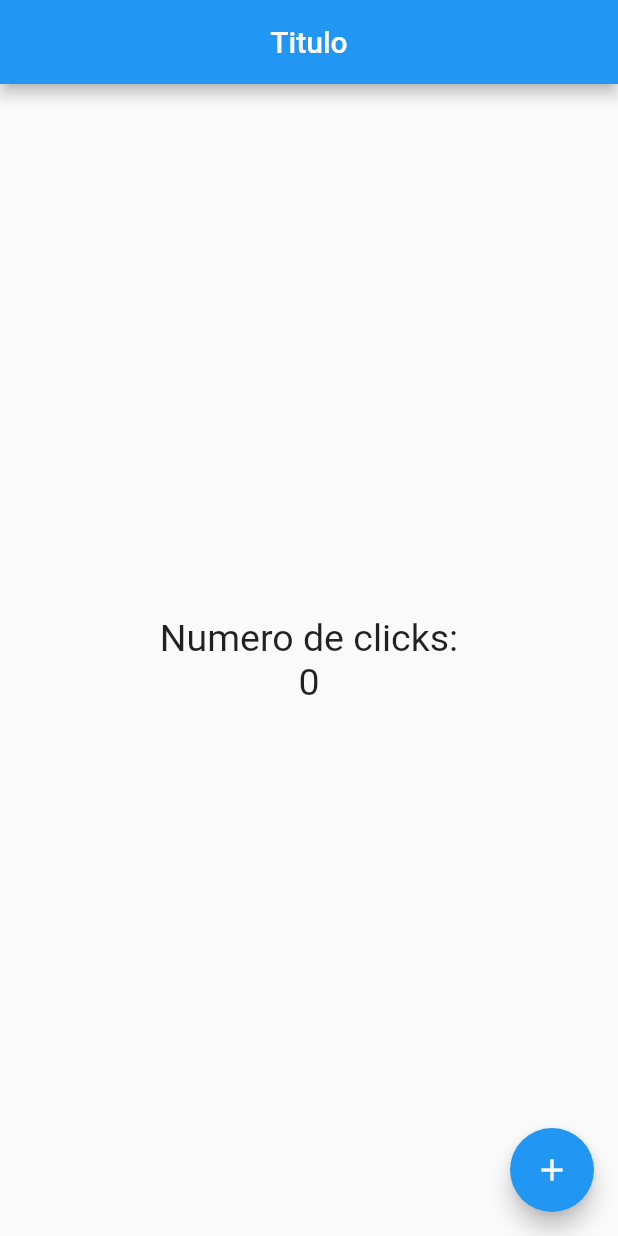
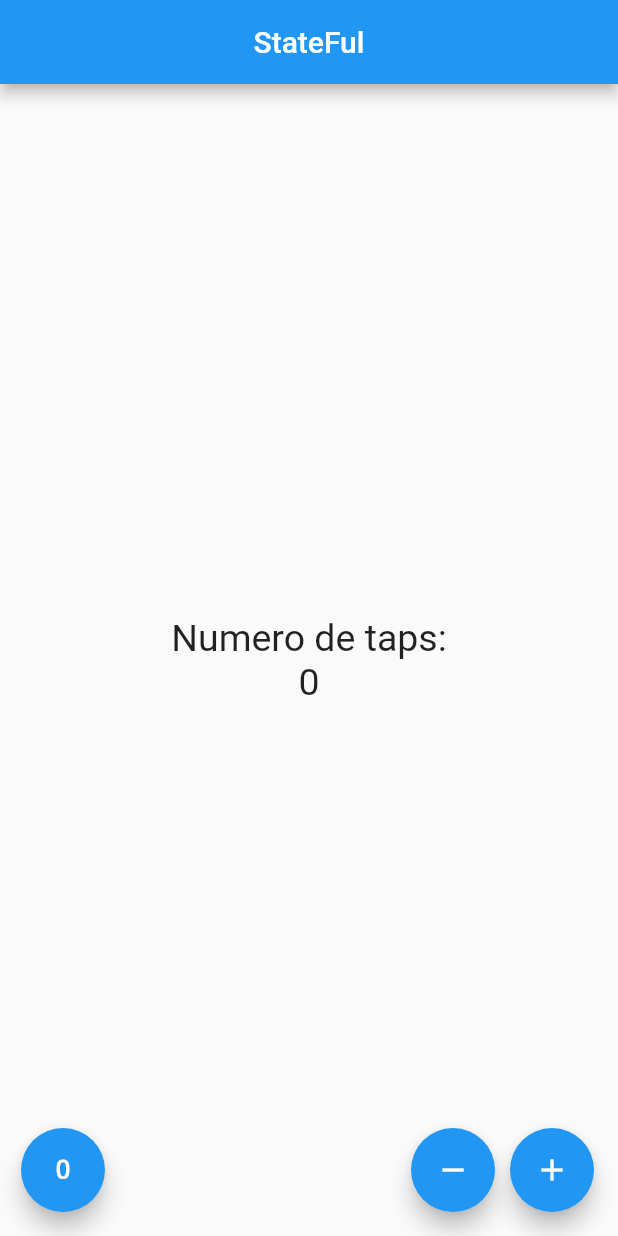
Before and after one commit to jrojasde/flutter-avance, a Flutter app: the screen it shows after launch, on a phone screen of 412 x 824 dp. Run offline on Flutter 3.47's test engine with Material 2 defaults, Android fonts, the phone set to English and light mode, and no system bars.

Commit message:
seccion 5 FH
done

```diff
--- a/lib/src/app.dart
+++ b/lib/src/app.dart
@@ -1,13 +1,16 @@
 import 'package:flutter/material.dart';
-import 'package:flutter_vscode/src/pages/home_page.dart';
+import 'package:flutter_vscode/src/pages/contador_page.dart';
+//import 'package:flutter_vscode/src/pages/home_page.dart';
 
 class MyApp extends StatelessWidget {
 
 @override
 Widget build(context) {
   return MaterialApp(
+    debugShowCheckedModeBanner: false,
     home: Center(
-      child: HomePage(),
+      //child: HomePage(),
+      child: ContadorPage(),
       ),
   );
 }
--- /dev/null
+++ b/lib/src/pages/contador_page.dart
@@ -0,0 +1,62 @@
+import 'package:flutter/material.dart';
+
+class ContadorPage extends StatefulWidget {
+  @override
+  State<StatefulWidget> createState() => _ContadorPageState();
+}
+
+class _ContadorPageState extends State<ContadorPage> {
+
+  final _estiloTexto = new TextStyle(fontSize: 25);
+
+  int _conteo = 0;
+
+  @override
+  Widget build(BuildContext context) {
+    return Scaffold(
+      appBar: AppBar(
+        title: Text('StateFul'),
+        centerTitle: true,
+      ),
+      body: Center(
+        child: Column(
+          mainAxisAlignment: MainAxisAlignment.center,
+          children: <Widget>[
+            Text('Numero de taps:', style: _estiloTexto),
+            Text('$_conteo', style: _estiloTexto),
+          ],
+        ),
+      ),
+      floatingActionButton: _crearBotones()
+    );
+  }
+
+  Widget _crearBotones() {
+
+    return Row(
+      mainAxisAlignment: MainAxisAlignment.end,
+      children: <Widget>[
+
+      SizedBox( width: 30.0 ),
+      FloatingActionButton( child:  Icon(Icons.exposure_zero), onPressed: _reset),
+      Expanded(child: SizedBox() ),
+      FloatingActionButton( child:  Icon(Icons.remove), onPressed: _sustraer),
+      SizedBox( width: 10.0 ),
+      FloatingActionButton( child:  Icon(Icons.add), onPressed: _agregar),
+    ],
+    );
+  }
+
+  void _agregar() {
+    setState(() => _conteo++ );
+  }
+
+  void _sustraer() {
+    setState(() => _conteo-- );
+  }
+
+  void _reset() {
+    setState(() => _conteo = 0 );
+  }
+
+}
--- a/lib/src/pages/home_page.dart
+++ b/lib/src/pages/home_page.dart
@@ -1,44 +1,33 @@
-
-
-
 import 'package:flutter/material.dart';
 import 'package:flutter/rendering.dart';
 
 class HomePage extends StatelessWidget {
+  final estiloTexto = new TextStyle(fontSize: 25);
 
-  final estiloTexto = new TextStyle( fontSize: 25 );
-
+  final conteo = 10;
 
   @override
   Widget build(BuildContext context) {
     return Scaffold(
-
       appBar: AppBar(
         title: Text('Titulo'),
         centerTitle: true,
       ),
       body: Center(
         child: Column(
-
           mainAxisAlignment: MainAxisAlignment.center,
-        children: <Widget> [
-          Text('Numero de clicks:', style: estiloTexto ),
-          Text('0', style: estiloTexto ),
+          children: <Widget>[
+            Text('Numero de clicks:', style: estiloTexto),
+            Text('$conteo', style: estiloTexto),
           ],
-
         ),
       ),
       floatingActionButton: FloatingActionButton(
         child: Icon(Icons.add),
         onPressed: () {
-
           print('Hello word');
-
         },
       ),
     );
-
   }
-
-
 }
```
Lines whose indentation alone changed are shown as unchanged.
